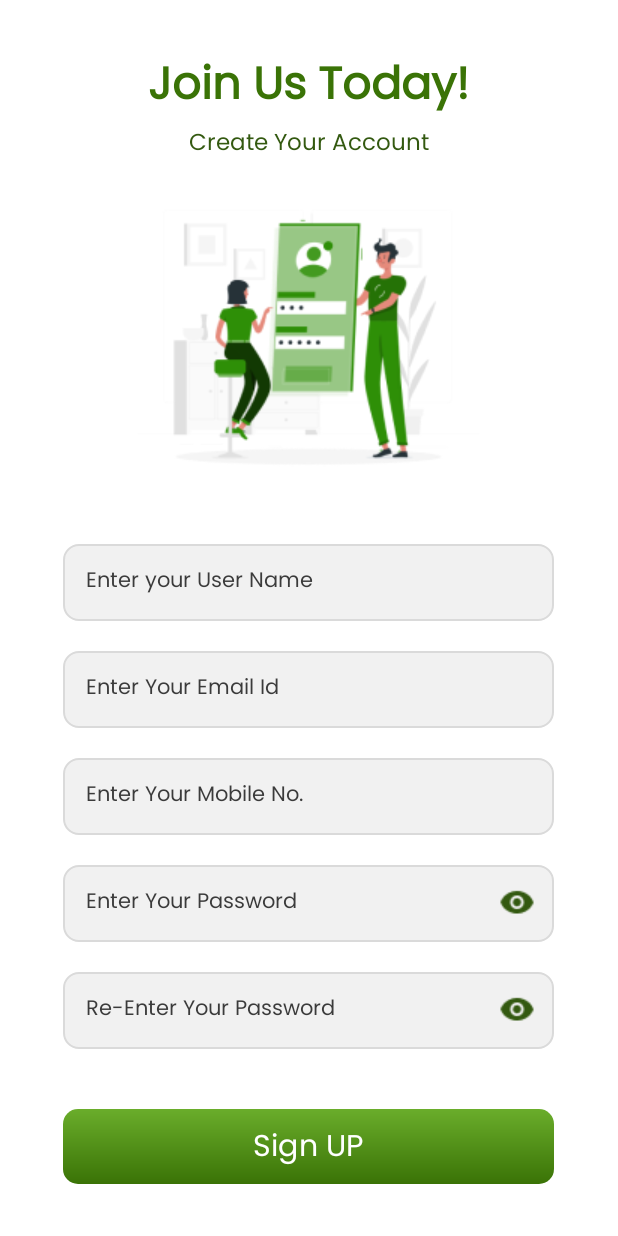
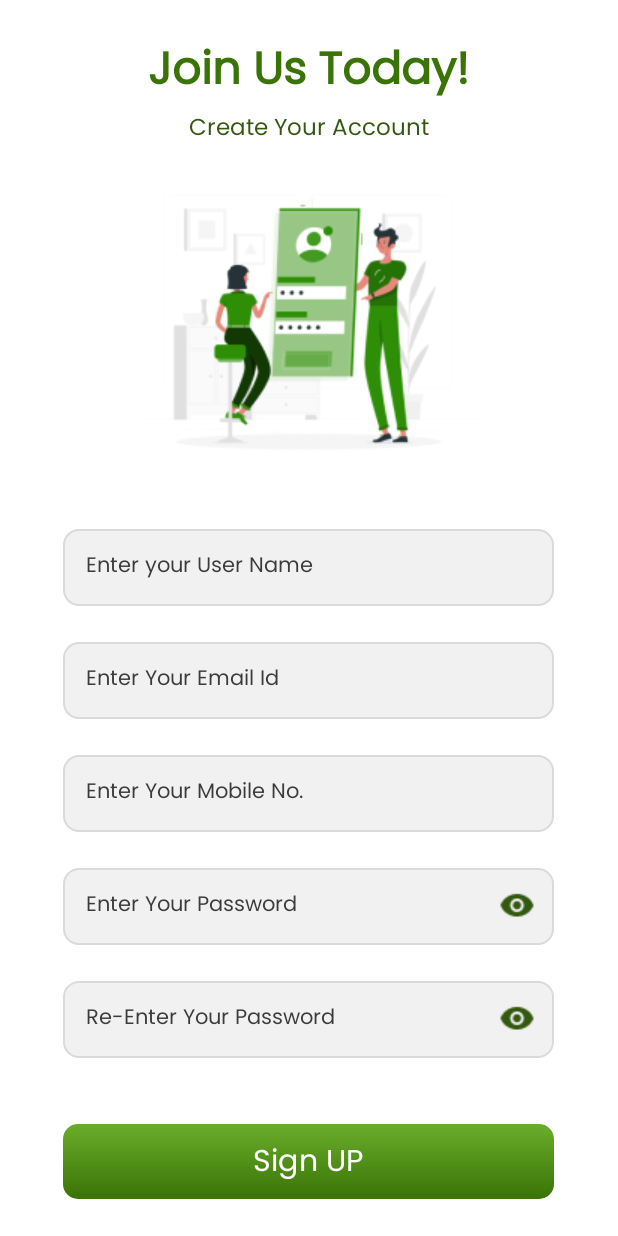
Before and after one commit to mohamedrifa/DeafMute, an Android app: the SignUp screen opened directly, with no data from a screen before it, on a phone screen of 412 x 824 dp. Run offline under Robolectric (Android 15) with nearby library versions, the phone set to English and light mode, and no system bars; our stand-ins replace Firebase (no records; nobody signed in at launch, a user with empty details on screens opened directly).

Commit message:
10/12/2024

```diff
--- a/app/src/main/java/com/example/deafandmute/LoginPage.java
+++ b/app/src/main/java/com/example/deafandmute/LoginPage.java
@@ -82,13 +82,13 @@ public class LoginPage extends AppCompatActivity {
                             public void onComplete(@NonNull Task<AuthResult> task) {
                                 progress.setVisibility(View.GONE);
                                 if (task.isSuccessful()){
-                                    Toast.makeText(LoginPage.this, "Logged In",
+                                    Toast.makeText(LoginPage.this, R.string.logged_in,
                                             Toast.LENGTH_SHORT).show();
                                     Intent i = new Intent(getApplicationContext(), HomePage.class);
                                     startActivity(i);
                                     finish();
                                 } else {
-                                    Toast.makeText(LoginPage.this, "Invalid Email or Password.",
+                                    Toast.makeText(LoginPage.this, R.string.invalid_email_or_password,
                                             Toast.LENGTH_SHORT).show();
                                 }
                             }
--- a/app/src/main/java/com/example/deafandmute/Profile.java
+++ b/app/src/main/java/com/example/deafandmute/Profile.java
@@ -89,9 +89,8 @@ public class Profile extends Fragment {
         DisplayMetrics displayMetrics = resources.getDisplayMetrics();
         config.setLocale(locale); // Use setLocale for modern API levels
         resources.updateConfiguration(config, displayMetrics);
-
         // Restart the activity hosting the fragment to apply changes
-        Intent intent = new Intent(requireContext(), MainActivity.class);
+        Intent intent = new Intent(requireContext(), LanguageSelection.class);
         intent.setFlags(Intent.FLAG_ACTIVITY_CLEAR_TOP | Intent.FLAG_ACTIVITY_NEW_TASK);
         startActivity(intent);
         requireActivity().finish(); // Properly finish the hosting activity
--- a/app/src/main/res/layout/activity_sign_up.xml
+++ b/app/src/main/res/layout/activity_sign_up.xml
@@ -66,13 +66,13 @@
                 android:text="@string/required_field"
                 android:textColor="#ff2d00"
                 android:id="@+id/userreq"
-                android:visibility="gone"
+                android:visibility="invisible"
                 android:textSize="10sp"/>
         </RelativeLayout>
         <RelativeLayout
             android:layout_width="wrap_content"
             android:layout_height="wrap_content"
-            android:layout_marginTop="20dp"
+            android:layout_marginTop="10dp"
             android:background="@drawable/edit_text_background">
 
             <com.google.android.material.textfield.TextInputEditText
@@ -96,13 +96,13 @@
                 android:text="@string/required_field"
                 android:textColor="#ff2d00"
                 android:id="@+id/emailreq"
-                android:visibility="gone"
+                android:visibility="invisible"
                 android:textSize="10sp"/>
         </RelativeLayout>
         <RelativeLayout
             android:layout_width="wrap_content"
             android:layout_height="wrap_content"
-            android:layout_marginTop="20dp"
+            android:layout_marginTop="10dp"
             android:background="@drawable/edit_text_background">
 
             <com.google.android.material.textfield.TextInputEditText
@@ -127,13 +127,13 @@
                 android:text="@string/required_field"
                 android:textColor="#ff2d00"
                 android:id="@+id/mobilereq"
-                android:visibility="gone"
+                android:visibility="invisible"
                 android:textSize="10sp"/>
         </RelativeLayout>
         <LinearLayout
             android:layout_width="327dp"
             android:layout_height="wrap_content"
-            android:layout_marginTop="20dp"
+            android:layout_marginTop="10dp"
             android:gravity="center_vertical"
             android:background="@drawable/edit_text_background">
             <com.google.android.material.textfield.TextInputEditText
@@ -165,13 +165,13 @@
                 android:text="@string/required_field"
                 android:textColor="#ff2d00"
                 android:id="@+id/passwordreq"
-                android:visibility="gone"
+                android:visibility="invisible"
                 android:textSize="10sp"/>
         </RelativeLayout>
         <LinearLayout
             android:layout_width="327dp"
             android:layout_height="wrap_content"
-            android:layout_marginTop="20dp"
+            android:layout_marginTop="10dp"
             android:gravity="center_vertical"
             android:background="@drawable/edit_text_background">
             <com.google.android.material.textfield.TextInputEditText
@@ -203,14 +203,14 @@
                 android:text="@string/required_field"
                 android:textColor="#ff2d00"
                 android:id="@+id/conpasswordreq"
-                android:visibility="gone"
+                android:visibility="invisible"
                 android:textSize="10sp"/>
         </RelativeLayout>
 
         <RelativeLayout
             android:layout_width="327dp"
             android:layout_height="50dp"
-            android:layout_marginTop="40dp"
+            android:layout_marginTop="30dp"
             android:background="@drawable/gradient_color"
             >
             <Button
--- a/app/src/main/res/values/strings.xml
+++ b/app/src/main/res/values/strings.xml
@@ -42,4 +42,32 @@
     <string name="logout">Logout</string>
     <string name="speech_result_will_appear_here">Speech Result Will Appear Here</string>
     <string name="course_name">Course Name</string>
+    <string name="valid_email_id">*Enter a Valid Email Id.</string>
+    <string name="valid_mobile_no">*Enter a valid Mobile No.</string>
+    <string name="password_must_have_at_least_8_characters">*Password Must Have At Least 8 Characters.</string>
+    <string name="password_must_contain_an_uppercase_letter">*Password Must Contain an Uppercase Letter.</string>
+    <string name="password_must_contain_a_lowercase_letter">*Password Must Contain a Lowercase Letter.</string>
+    <string name="password_must_contain_a_number">*Password Must Contain a Number.</string>
+    <string name="password_must_contain_a_special_character">*Password Must Contain a Special Character.</string>
+    <string name="passwords_didn_t_match">*Passwords didn\'t Match.</string>
+    <string name="invalid_email_or_password">Invalid Email or Password.</string>
+    <string name="logged_in">Logged In</string>
+    <string name="account_created">Account Created</string>
+    <string name="authentication_failed">Authentication failed.</string>
+
+    <string name="post_created">Post Created</string>
+    <string name="failed_to_create_post">Failed to create post</string>
+    <string name="failed_to_fetch_user_data">Failed to fetch user data</string>
+    <string name="post_content_cannot_be_empty">Post content cannot be empty</string>
+    <string name="failed_to_load_posts">Failed to load posts</string>
+
+    <string name="listening">Listening...</string>
+    <string name="processing">Processing...</string>
+    <string name="error_occurred">"Error occurred: "</string>
+    <string name="no_speech_detected">No speech detected.</string>
+
+    <string name="failed">Failed...</string>
+    <string name="please_enter_text_to_speak">Please enter text to speak</string>
+    <string name="language_not_supported_or_missing_data">Language not supported or missing data</string>
+    <string name="initialization_failed">Initialization failed</string>
 </resources>
```
Also changed, not shown: app/src/main/AndroidManifest.xml (+24 -25 lines), app/src/main/java/com/example/deafandmute/Community.java (+5 -5 lines), app/src/main/java/com/example/deafandmute/LanguageSelection.java (added, +77 -0 lines), app/src/main/java/com/example/deafandmute/MainActivity.java (+0 -13 lines), app/src/main/java/com/example/deafandmute/SignUp.java (+19 -19 lines), app/src/main/java/com/example/deafandmute/SpeechToText.java (+8 -8 lines), app/src/main/java/com/example/deafandmute/TextToSpeechFragment.java (+4 -4 lines), app/src/main/res/layout/activity_language_selection.xml (added, +39 -0 lines), app/src/main/res/layout/activity_login_page.xml (+4 -6 lines), 1 other file.
